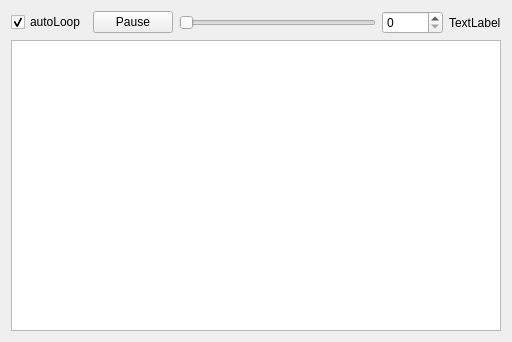
Before: the Qt Designer form applications/loader/libLoader/FormWidgetLoader.ui in T-PLAY/hub, drawn with Qt 5.
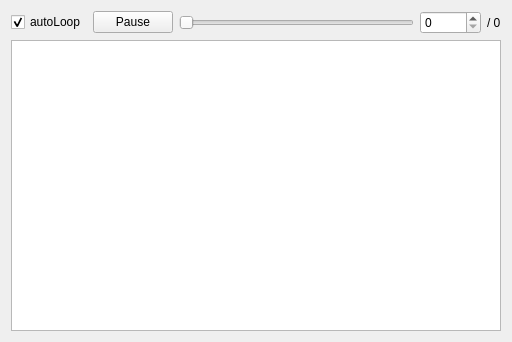
After: the same form once the commit is applied. Custom widgets are drawn as their Qt base class.

The edit to the form file:
```diff
--- a/applications/loader/libLoader/FormWidgetLoader.ui
+++ b/applications/loader/libLoader/FormWidgetLoader.ui
@@ -50,7 +50,7 @@
      <item>
       <widget class="QLabel" name="label_nAcq">
        <property name="text">
-        <string>TextLabel</string>
+        <string>/ 0</string>
        </property>
       </widget>
      </item>
```
